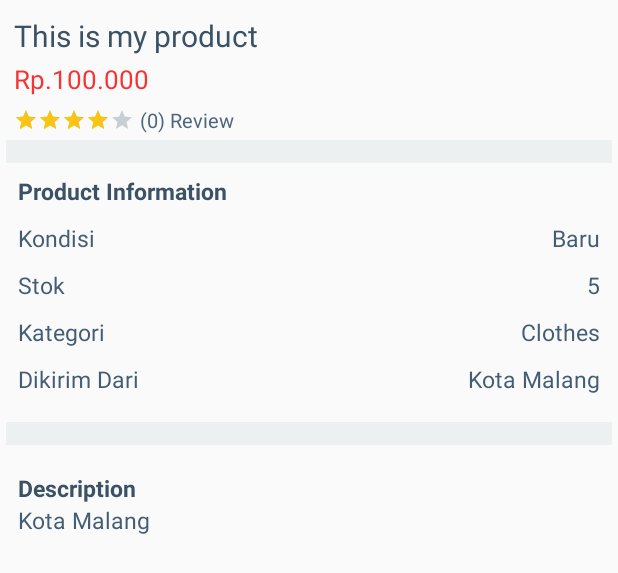
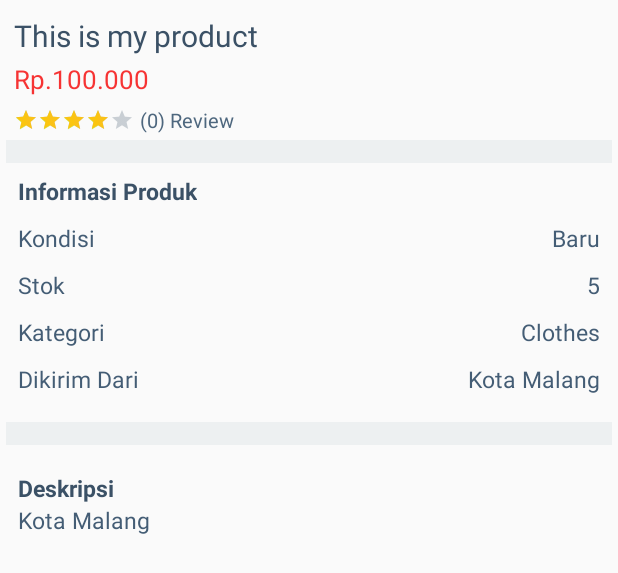
Before and after one commit to clipcodes/tokonumitra, an Android app: the layout content_details.xml on its own in the app's theme, with its tools: preview values and no code run, on a phone screen of 412 x 824 dp. Shown: the top 573 px of the screen. Run offline under Robolectric (Android 15) with nearby library versions, the phone set to English and light mode, and no system bars.

Commit message:
5/03/20 Kos Surabaya

```diff
--- a/app/src/main/java/nu/toko/mitra/Fragment/Home.java
+++ b/app/src/main/java/nu/toko/mitra/Fragment/Home.java
@@ -142,13 +142,13 @@ public class Home extends Fragment {
                     inpublished.setBackgroundColor(colorwhite);
                     inwaiting.setBackgroundColor(colorwhite);
                     indicline.setBackgroundColor(colorprimary);
-                    STATUS = 2;
+                    STATUS = 3;
                     break;
                 case R.id.waiting:
                     inpublished.setBackgroundColor(colorwhite);
                     inwaiting.setBackgroundColor(colorprimary);
                     indicline.setBackgroundColor(colorwhite);
-                    STATUS = 0;
+                    STATUS = 2;
                     break;
                 case R.id.published:
                     inpublished.setBackgroundColor(colorprimary);
--- a/app/src/main/java/nu/toko/mitra/Page/PageOrders.java
+++ b/app/src/main/java/nu/toko/mitra/Page/PageOrders.java
@@ -196,7 +196,6 @@ public class PageOrders  extends AppCompatActivity {
                         public void trigerbos() {
                             findViewById(R.id.deliverytex).setVisibility(View.INVISIBLE);
                             findViewById(R.id.deliveryprog).setVisibility(View.VISIBLE);
-
                             new ReqString(PageOrders.this, requestQueue).go(respontrans, TRANSAKSIDIKIRIM+idtrans+SLASH+resi.getText().toString());
                         }
                     });
--- a/app/src/main/res/layout/content_details.xml
+++ b/app/src/main/res/layout/content_details.xml
@@ -104,7 +104,7 @@
                 <TextView
                     android:layout_width="wrap_content"
                     android:textSize="15sp"
-                    android:text="Product Information"
+                    android:text="Informasi Produk"
                     android:textStyle="bold"
                     android:layout_gravity="center|start"
                     android:textColor="@color/textcolor1"
@@ -205,7 +205,7 @@
             <TextView
                 android:layout_width="wrap_content"
                 android:textSize="15sp"
-                android:text="Description"
+                android:text="Deskripsi"
                 android:layout_marginTop="10dp"
                 android:textStyle="bold"
                 android:layout_gravity="center|start"
--- a/app/src/main/res/layout/page_accountnew.xml
+++ b/app/src/main/res/layout/page_accountnew.xml
@@ -232,7 +232,7 @@
                     android:layout_height="23dp"/>
                 <TextView
                     android:layout_width="wrap_content"
-                    android:text="Logout"
+                    android:text="Keluar"
                     android:layout_gravity="center|start"
                     android:layout_marginStart="5dp"
                     android:textColor="@color/textcolor1"
```
Also changed, not shown: app/src/main/java/nu/toko/mitra/Adapter/Product2Adapter.java (+6 -4 lines), app/src/main/java/nu/toko/mitra/Page/Details.java (+7 -1 lines), 37 other files.
